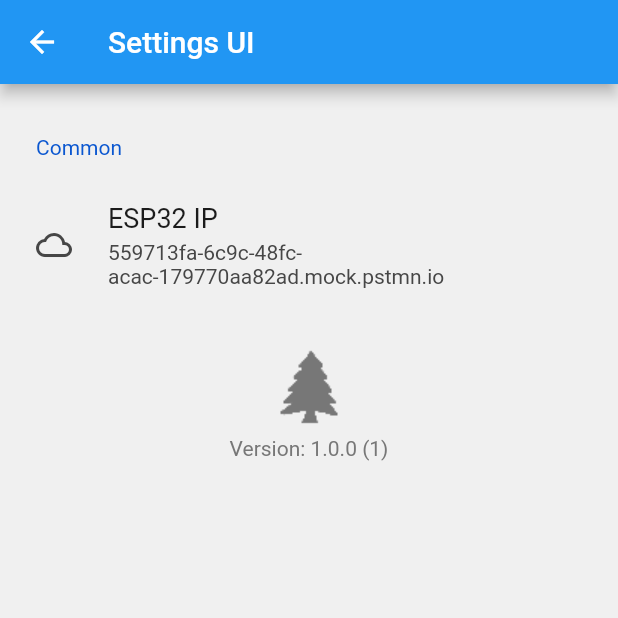
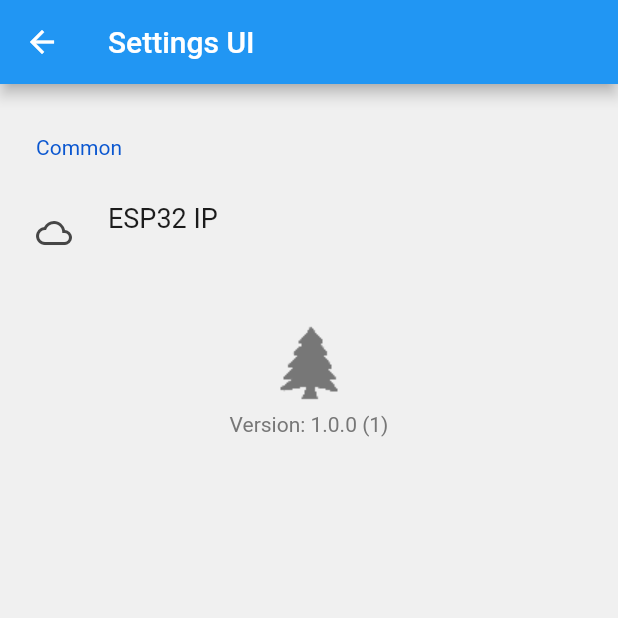
Before and after one commit to Subtixx/ChristmasTreeESP32, a Flutter app: the SettingsScreen screen opened directly, on a phone screen of 412 x 824 dp, the top half of it. Run offline on Flutter 3.47's test engine with Material 2 defaults, Android fonts, the light colour scheme and no system bars; drawn by our look-alikes of settings_ui; our stand-ins replace flutter_colorpicker, package_info_plus, shared_preferences; accounts and stored records are empty.

Commit message:
Update settings.dart

```diff
--- a/flutter/lib/settings.dart
+++ b/flutter/lib/settings.dart
@@ -21,7 +21,7 @@ class _SettingsScreenState extends State<SettingsScreen> {
   String appVersion = "?.?.?";
   String appBuild = "?";
 
-  String ipAddress = "559713fa-6c9c-48fc-acac-179770aa82ad.mock.pstmn.io";
+  String ipAddress = "";
 
   late TextEditingController _controller;
 
```
